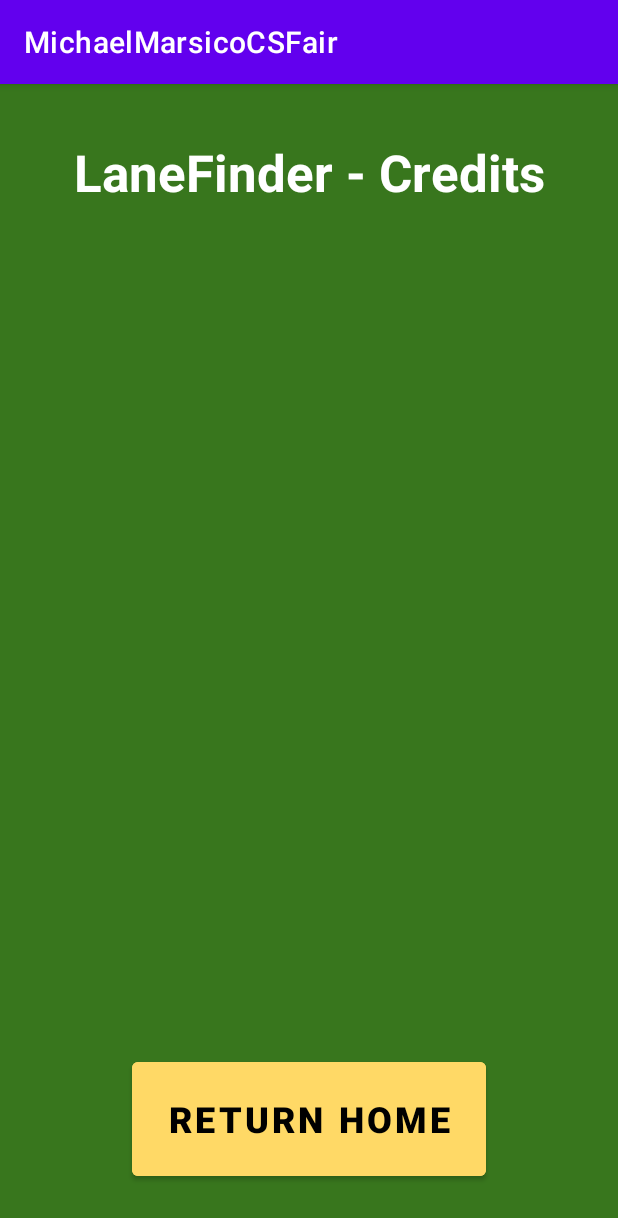
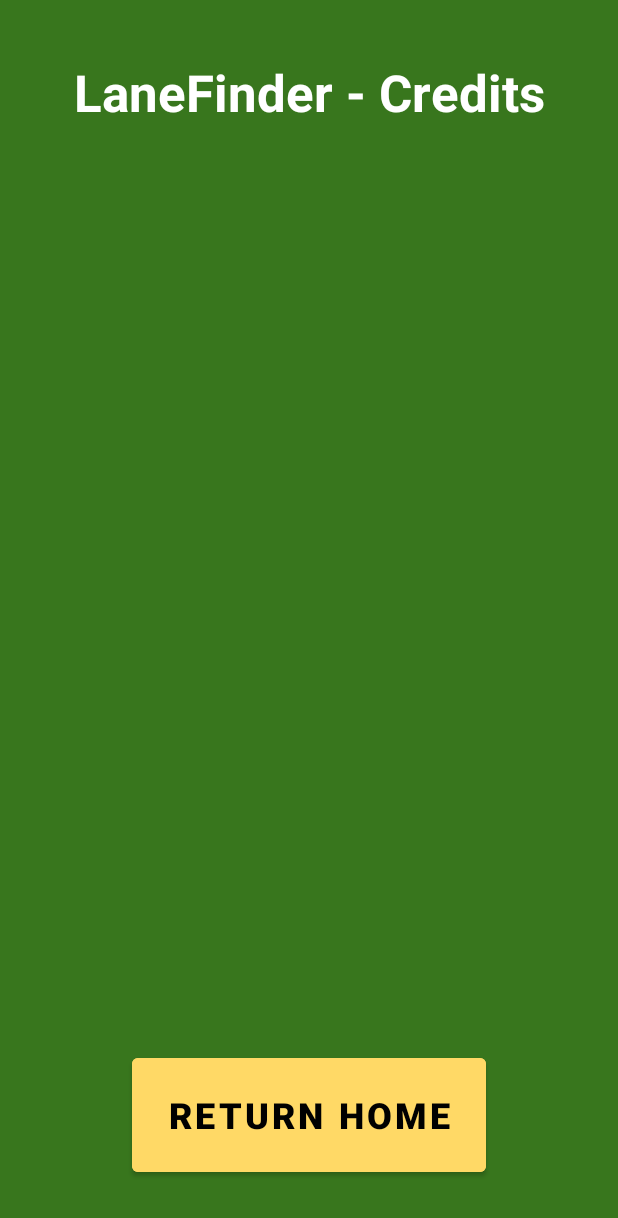
Before and after one commit to rapidnoodle/android-studio-cs-fair, an Android app: the CreditsActivity screen opened directly, with no data from a screen before it, on a phone screen of 412 x 824 dp. Shown: the top 1218 px of the screen. Run offline under Robolectric (Android 15) with nearby library versions, the phone set to English and light mode, and no system bars.

Commit message:
Configure Themes

```diff
--- a/app/src/main/java/com/example/michaelmarsicocsfair/CreditsActivity.java
+++ b/app/src/main/java/com/example/michaelmarsicocsfair/CreditsActivity.java
@@ -14,10 +14,6 @@ public class CreditsActivity extends AppCompatActivity {
         setContentView(R.layout.activity_credits);
 
         Button returnHome = findViewById(R.id.returnHome);
-
-        returnHome.setOnClickListener(view -> {
-            Intent toHome = new Intent(CreditsActivity.this, MainActivity.class);
-            startActivity(toHome);
-        });
+        returnHome.setOnClickListener(view -> finish());
     }
 }
--- a/app/src/main/java/com/example/michaelmarsicocsfair/TutorialActivity.java
+++ b/app/src/main/java/com/example/michaelmarsicocsfair/TutorialActivity.java
@@ -14,10 +14,6 @@ public class TutorialActivity extends AppCompatActivity {
         setContentView(R.layout.activity_tutorial);
 
         Button returnHome = findViewById(R.id.returnHome);
-
-        returnHome.setOnClickListener(view -> {
-            Intent toHome = new Intent(TutorialActivity.this, MainActivity.class);
-            startActivity(toHome);
-        });
+        returnHome.setOnClickListener(view -> finish());
     }
 }
--- a/app/src/main/res/values-night/themes.xml
+++ b/app/src/main/res/values-night/themes.xml
@@ -1,13 +1,13 @@
-<resources xmlns:tools="http://schemas.android.com/tools">
+<resources>
     <!-- Base application theme. -->
-    <style name="Theme.MichaelMarsicoCSFair" parent="Theme.MaterialComponents.DayNight.DarkActionBar">
+    <style name="Theme.MichaelMarsicoCSFair" parent="Theme.MaterialComponents.DayNight.NoActionBar">
         <!-- Primary brand color. -->
-        <item name="colorPrimary">@color/purple_200</item>
-        <item name="colorPrimaryVariant">@color/purple_700</item>
+        <item name="colorPrimary">@color/green</item>
+        <item name="colorPrimaryVariant">@color/dark_yellow</item>
         <item name="colorOnPrimary">@color/black</item>
         <!-- Secondary brand color. -->
-        <item name="colorSecondary">@color/teal_200</item>
-        <item name="colorSecondaryVariant">@color/teal_200</item>
+        <item name="colorSecondary">@color/yellow</item>
+        <item name="colorSecondaryVariant">@color/yellow</item>
         <item name="colorOnSecondary">@color/black</item>
         <!-- Status bar color. -->
         <item name="android:statusBarColor">?attr/colorPrimaryVariant</item>
--- a/app/src/main/res/values/colors.xml
+++ b/app/src/main/res/values/colors.xml
@@ -9,4 +9,6 @@
     <color name="white">#FFFFFFFF</color>
     <color name="green">#FF38761D</color>
     <color name="yellow">#FFFFD966</color>
+    <color name="dark_green">#FF193027</color>
+    <color name="dark_yellow">#FFFCCE00</color>
 </resources>
--- a/app/src/main/res/values/themes.xml
+++ b/app/src/main/res/values/themes.xml
@@ -1,13 +1,13 @@
-<resources xmlns:tools="http://schemas.android.com/tools">
+<resources>
     <!-- Base application theme. -->
-    <style name="Theme.MichaelMarsicoCSFair" parent="Theme.MaterialComponents.DayNight.DarkActionBar">
+    <style name="Theme.MichaelMarsicoCSFair" parent="Theme.MaterialComponents.DayNight.NoActionBar">
         <!-- Primary brand color. -->
-        <item name="colorPrimary">@color/purple_500</item>
-        <item name="colorPrimaryVariant">@color/purple_700</item>
+        <item name="colorPrimary">@color/green</item>
+        <item name="colorPrimaryVariant">@color/dark_green</item>
         <item name="colorOnPrimary">@color/white</item>
         <!-- Secondary brand color. -->
-        <item name="colorSecondary">@color/teal_200</item>
-        <item name="colorSecondaryVariant">@color/teal_700</item>
+        <item name="colorSecondary">@color/yellow</item>
+        <item name="colorSecondaryVariant">@color/dark_yellow</item>
         <item name="colorOnSecondary">@color/black</item>
         <!-- Status bar color. -->
         <item name="android:statusBarColor">?attr/colorPrimaryVariant</item>
```
